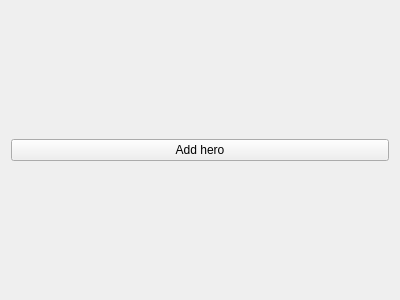
This is app/view/forms/heroesview.ui in r0nd0ud0u/qt-rpg as Qt 5 draws it before an edit. The edited form follows.
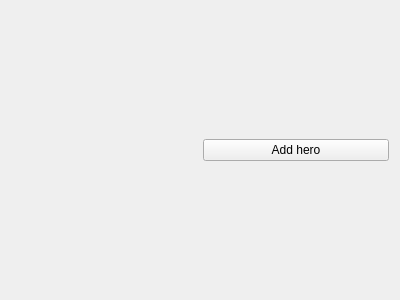
This is the edited form.

Diff of the .ui file:
```diff
--- a/app/view/forms/heroesview.ui
+++ b/app/view/forms/heroesview.ui
@@ -15,7 +15,9 @@
   </property>
   <layout class="QHBoxLayout" name="horizontalLayout">
    <item>
+    <widget class="QWidget" name="left_widget" native="true">
     <layout class="QVBoxLayout" name="left_heroes_lay"/>
+    </widget>
    </item>
    <item>
     <layout class="QVBoxLayout" name="right_add_hero_lay">
```
Lines whose indentation alone changed are shown as unchanged.
